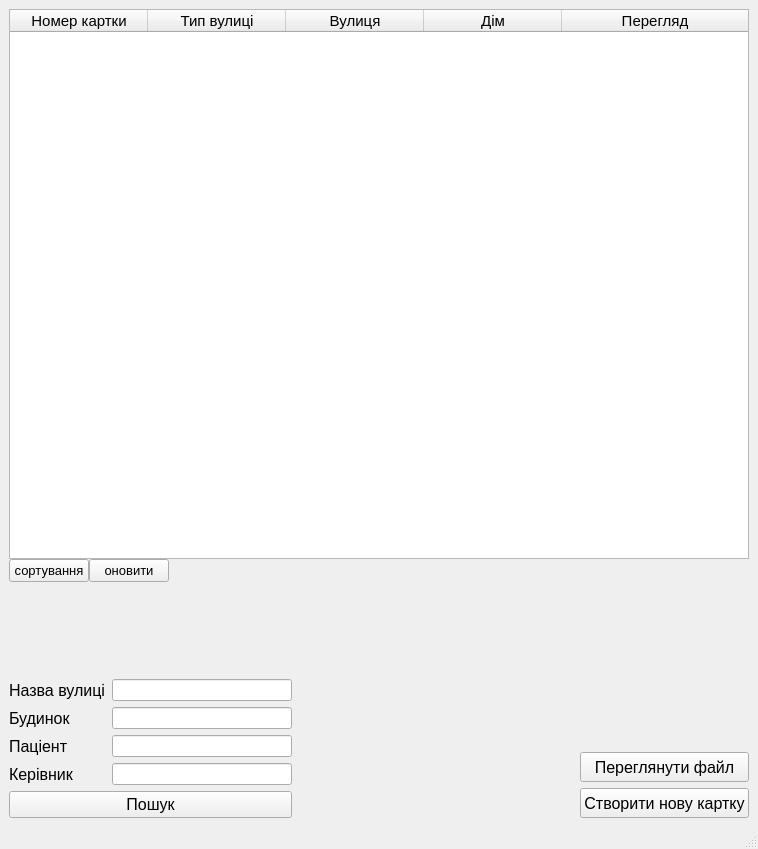
LiquorProg/katalog, file MainForm.ui: the form before one commit.
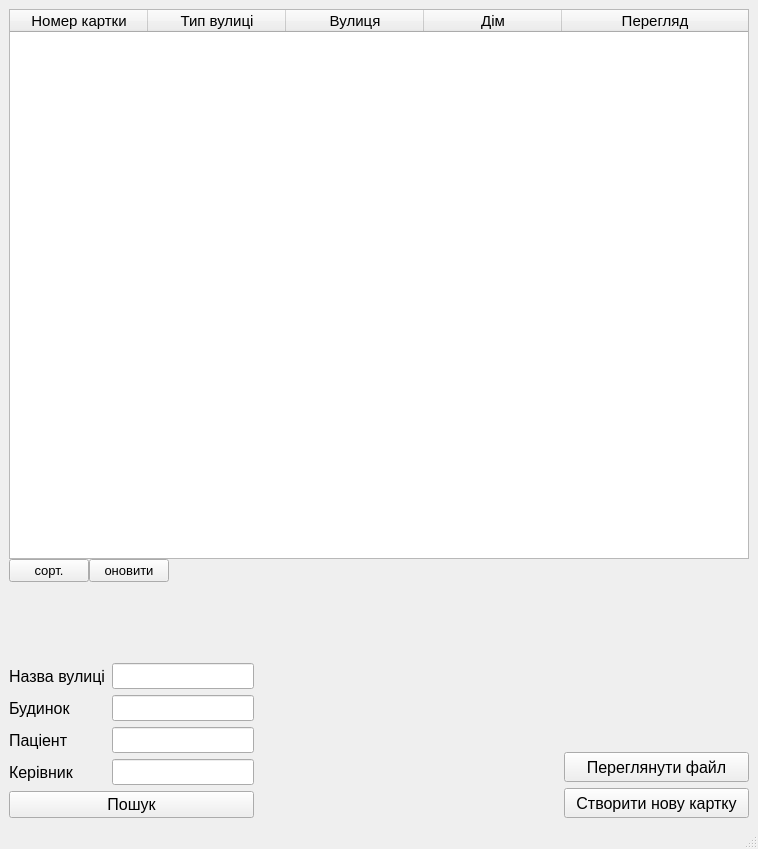
The form after the commit.

Patch:
```diff
--- a/MainForm.ui
+++ b/MainForm.ui
@@ -112,7 +112,7 @@
            </font>
           </property>
           <property name="text">
-           <string>сортування</string>
+           <string>сорт.</string>
           </property>
          </widget>
         </item>
@@ -165,7 +165,19 @@
          </widget>
         </item>
         <item row="1" column="1">
-         <widget class="QLineEdit" name="search_house"/>
+         <widget class="QLineEdit" name="search_house">
+          <property name="sizePolicy">
+           <sizepolicy hsizetype="Fixed" vsizetype="Fixed">
+            <horstretch>0</horstretch>
+            <verstretch>0</verstretch>
+           </sizepolicy>
+          </property>
+          <property name="font">
+           <font>
+            <pointsize>11</pointsize>
+           </font>
+          </property>
+         </widget>
         </item>
         <item row="2" column="0">
          <widget class="QLabel" name="label_6">
@@ -183,7 +195,19 @@
          </widget>
         </item>
         <item row="0" column="1">
-         <widget class="QLineEdit" name="search_street"/>
+         <widget class="QLineEdit" name="search_street">
+          <property name="sizePolicy">
+           <sizepolicy hsizetype="Fixed" vsizetype="Fixed">
+            <horstretch>0</horstretch>
+            <verstretch>0</verstretch>
+           </sizepolicy>
+          </property>
+          <property name="font">
+           <font>
+            <pointsize>11</pointsize>
+           </font>
+          </property>
+         </widget>
         </item>
         <item row="0" column="0">
          <widget class="QLabel" name="label_4">
@@ -201,7 +225,19 @@
          </widget>
         </item>
         <item row="2" column="1">
-         <widget class="QLineEdit" name="search_patient"/>
+         <widget class="QLineEdit" name="search_patient">
+          <property name="sizePolicy">
+           <sizepolicy hsizetype="Fixed" vsizetype="Fixed">
+            <horstretch>0</horstretch>
+            <verstretch>0</verstretch>
+           </sizepolicy>
+          </property>
+          <property name="font">
+           <font>
+            <pointsize>11</pointsize>
+           </font>
+          </property>
+         </widget>
         </item>
         <item row="3" column="0">
          <widget class="QLabel" name="label_7">
@@ -219,7 +255,19 @@
          </widget>
         </item>
         <item row="3" column="1">
-         <widget class="QLineEdit" name="search_manager"/>
+         <widget class="QLineEdit" name="search_manager">
+          <property name="sizePolicy">
+           <sizepolicy hsizetype="Fixed" vsizetype="Fixed">
+            <horstretch>0</horstretch>
+            <verstretch>0</verstretch>
+           </sizepolicy>
+          </property>
+          <property name="font">
+           <font>
+            <pointsize>11</pointsize>
+           </font>
+          </property>
+         </widget>
         </item>
         <item row="4" column="0" colspan="2">
          <widget class="QPushButton" name="searchButton">
@@ -285,7 +333,7 @@
          <widget class="QPushButton" name="pushButton">
           <property name="minimumSize">
            <size>
-            <width>150</width>
+            <width>185</width>
             <height>30</height>
            </size>
           </property>
```
